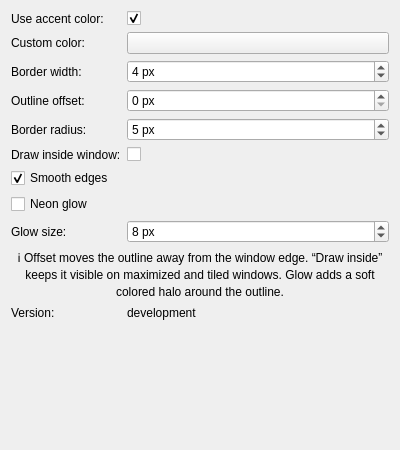
This is activewindowoutline_config.ui in gmalinowski/LeapK as Qt 5 draws it before an edit. The edited form follows.
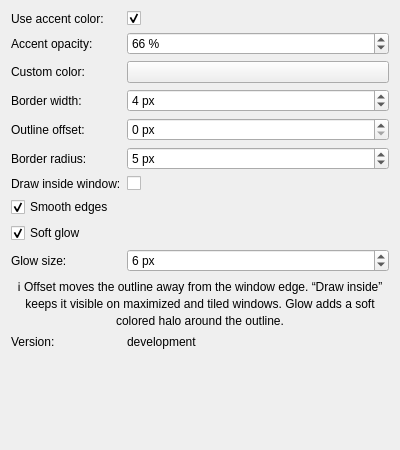
This is the edited form. Custom widgets are drawn as their Qt base class.

```diff
--- a/activewindowoutline_config.ui
+++ b/activewindowoutline_config.ui
@@ -32,13 +32,37 @@
    </item>
 
    <item row="1" column="0">
+    <widget class="QLabel" name="label_accentOpacity">
+     <property name="text">
+      <string>Accent opacity:</string>
+     </property>
+    </widget>
+   </item>
+   <item row="1" column="1">
+    <widget class="QSpinBox" name="kcfg_AccentOpacity">
+     <property name="minimum">
+      <number>0</number>
+     </property>
+     <property name="maximum">
+      <number>100</number>
+     </property>
+     <property name="value">
+      <number>66</number>
+     </property>
+     <property name="suffix">
+      <string> %</string>
+     </property>
+    </widget>
+   </item>
+
+   <item row="2" column="0">
     <widget class="QLabel" name="label_customColor">
      <property name="text">
       <string>Custom color:</string>
      </property>
     </widget>
    </item>
-   <item row="1" column="1">
+   <item row="2" column="1">
     <widget class="KColorButton" name="kcfg_CustomColor">
      <property name="alphaChannelEnabled">
       <bool>true</bool>
@@ -53,14 +77,14 @@
     </widget>
    </item>
 
-   <item row="2" column="0">
+   <item row="3" column="0">
     <widget class="QLabel" name="label_borderWidth">
      <property name="text">
       <string>Border width:</string>
      </property>
     </widget>
    </item>
-   <item row="2" column="1">
+   <item row="3" column="1">
     <widget class="QSpinBox" name="kcfg_BorderWidth">
      <property name="minimum">
       <number>1</number>
@@ -77,14 +101,14 @@
     </widget>
    </item>
 
-   <item row="3" column="0">
+   <item row="4" column="0">
     <widget class="QLabel" name="label_outlineGap">
      <property name="text">
       <string>Outline offset:</string>
      </property>
     </widget>
    </item>
-   <item row="3" column="1">
+   <item row="4" column="1">
     <widget class="QSpinBox" name="kcfg_OutlineGap">
      <property name="minimum">
       <number>0</number>
@@ -101,14 +125,14 @@
     </widget>
    </item>
 
-   <item row="4" column="0">
+   <item row="5" column="0">
     <widget class="QLabel" name="label_borderRadius">
      <property name="text">
       <string>Border radius:</string>
      </property>
     </widget>
    </item>
-   <item row="4" column="1">
+   <item row="5" column="1">
     <widget class="QSpinBox" name="kcfg_BorderRadius">
      <property name="minimum">
       <number>0</number>
@@ -125,14 +149,14 @@
     </widget>
    </item>
 
-   <item row="5" column="0">
+   <item row="6" column="0">
     <widget class="QLabel" name="label_drawInside">
      <property name="text">
       <string>Draw inside window:</string>
      </property>
     </widget>
    </item>
-   <item row="5" column="1">
+   <item row="6" column="1">
     <widget class="QCheckBox" name="kcfg_DrawInside">
      <property name="checked">
       <bool>false</bool>
@@ -140,7 +164,7 @@
     </widget>
    </item>
 
-   <item row="6" column="0" colspan="2">
+   <item row="7" column="0" colspan="2">
     <widget class="QCheckBox" name="kcfg_SmoothEdges">
      <property name="text">
       <string>Smooth edges</string>
@@ -151,22 +175,25 @@
     </widget>
    </item>
 
-   <item row="7" column="0" colspan="2">
+   <item row="8" column="0" colspan="2">
     <widget class="QCheckBox" name="kcfg_GlowEnabled">
      <property name="text">
-      <string>Neon glow</string>
+      <string>Soft glow</string>
+     </property>
+     <property name="checked">
+      <bool>true</bool>
      </property>
     </widget>
    </item>
 
-   <item row="8" column="0">
+   <item row="9" column="0">
     <widget class="QLabel" name="label_glowRadius">
      <property name="text">
       <string>Glow size:</string>
      </property>
     </widget>
    </item>
-   <item row="8" column="1">
+   <item row="9" column="1">
     <widget class="QSpinBox" name="kcfg_GlowRadius">
      <property name="minimum">
       <number>1</number>
@@ -175,7 +202,7 @@
       <number>30</number>
      </property>
      <property name="value">
-      <number>8</number>
+      <number>6</number>
      </property>
      <property name="suffix">
       <string> px</string>
@@ -183,7 +210,7 @@
     </widget>
    </item>
 
-   <item row="9" column="0" colspan="2">
+   <item row="10" column="0" colspan="2">
     <widget class="QLabel" name="label_info">
      <property name="text">
       <string>ℹ️ Offset moves the outline away from the window edge. “Draw inside” keeps it visible on maximized and tiled windows. Glow adds a soft colored halo around the outline.</string>
@@ -197,14 +224,14 @@
     </widget>
    </item>
 
-   <item row="10" column="0">
+   <item row="11" column="0">
     <widget class="QLabel" name="label_version">
      <property name="text">
       <string>Version:</string>
      </property>
     </widget>
    </item>
-   <item row="10" column="1">
+   <item row="11" column="1">
     <widget class="QLabel" name="label_versionValue">
      <property name="text">
       <string>development</string>
```
